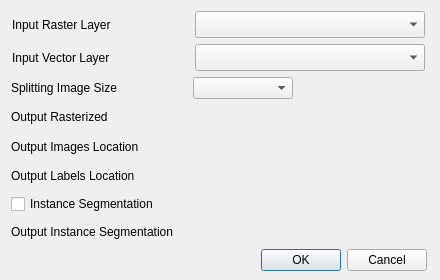
First picture: the form in deep-learning-datasets-maker/split_rs_data_dialog_base.ui, repository deepbands/deep-learning-datasets-maker, before the edit.
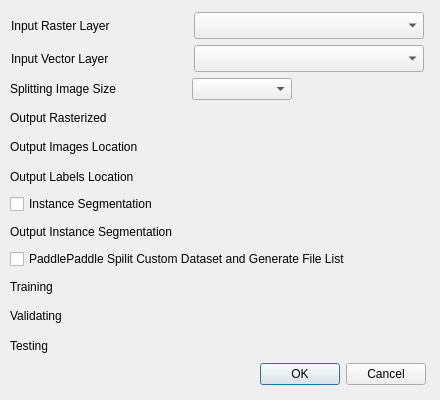
Second picture: the form after the edit. Custom widgets are drawn as their Qt base class.

Commit message: implement paddlepaddle splitting datasets list

```diff
--- a/deep-learning-datasets-maker/split_rs_data_dialog_base.ui
+++ b/deep-learning-datasets-maker/split_rs_data_dialog_base.ui
@@ -7,7 +7,7 @@
     <x>0</x>
     <y>0</y>
     <width>440</width>
-    <height>280</height>
+    <height>400</height>
    </rect>
   </property>
   <property name="sizePolicy">
@@ -31,13 +31,13 @@
   <property name="windowTitle">
    <string>Deep Learning Datasets Maker</string>
   </property>
-  <widget class="QWidget" name="">
+  <widget class="QWidget" name="layoutWidget">
    <property name="geometry">
     <rect>
-     <x>11</x>
-     <y>11</y>
+     <x>10</x>
+     <y>12</y>
      <width>416</width>
-     <height>260</height>
+     <height>373</height>
     </rect>
    </property>
    <layout class="QVBoxLayout" name="verticalLayout">
@@ -322,6 +322,115 @@
       </item>
      </layout>
     </item>
+    <item>
+     <widget class="QCheckBox" name="checkBoxPaddle">
+      <property name="enabled">
+       <bool>true</bool>
+      </property>
+      <property name="text">
+       <string>PaddlePaddle Spilit Custom Dataset and Generate File List</string>
+      </property>
+     </widget>
+    </item>
+    <item>
+     <layout class="QHBoxLayout" name="horizontalLayout_8">
+      <item>
+       <widget class="QLabel" name="label_8">
+        <property name="enabled">
+         <bool>true</bool>
+        </property>
+        <property name="minimumSize">
+         <size>
+          <width>176</width>
+          <height>0</height>
+         </size>
+        </property>
+        <property name="maximumSize">
+         <size>
+          <width>176</width>
+          <height>16777215</height>
+         </size>
+        </property>
+        <property name="text">
+         <string>Training</string>
+        </property>
+       </widget>
+      </item>
+      <item>
+       <widget class="QgsOpacityWidget" name="mOpacityWidget_Training">
+        <property name="enabled">
+         <bool>true</bool>
+        </property>
+        <property name="opacity">
+         <double>0.600000000000000</double>
+        </property>
+       </widget>
+      </item>
+     </layout>
+    </item>
+    <item>
+     <layout class="QHBoxLayout" name="horizontalLayout_9">
+      <item>
+       <widget class="QLabel" name="label_9">
+        <property name="minimumSize">
+         <size>
+          <width>176</width>
+          <height>0</height>
+         </size>
+        </property>
+        <property name="maximumSize">
+         <size>
+          <width>176</width>
+          <height>16777215</height>
+         </size>
+        </property>
+        <property name="text">
+         <string>Validating</string>
+        </property>
+       </widget>
+      </item>
+      <item>
+       <widget class="QgsOpacityWidget" name="mOpacityWidget_Validating">
+        <property name="opacity">
+         <double>0.200000000000000</double>
+        </property>
+       </widget>
+      </item>
+     </layout>
+    </item>
+    <item>
+     <layout class="QHBoxLayout" name="horizontalLayout_10">
+      <item>
+       <widget class="QLabel" name="label_10">
+        <property name="minimumSize">
+         <size>
+          <width>176</width>
+          <height>0</height>
+         </size>
+        </property>
+        <property name="maximumSize">
+         <size>
+          <width>176</width>
+          <height>16777215</height>
+         </size>
+        </property>
+        <property name="text">
+         <string>Testing</string>
+        </property>
+       </widget>
+      </item>
+      <item>
+       <widget class="QgsOpacityWidget" name="mOpacityWidget_Testing">
+        <property name="enabled">
+         <bool>false</bool>
+        </property>
+        <property name="opacity">
+         <double>0.200000000000000</double>
+        </property>
+       </widget>
+      </item>
+     </layout>
+    </item>
     <item>
      <widget class="QDialogButtonBox" name="button_box">
       <property name="orientation">
@@ -346,6 +455,11 @@
    <extends>QComboBox</extends>
    <header>qgsmaplayercombobox.h</header>
   </customwidget>
+  <customwidget>
+   <class>QgsOpacityWidget</class>
+   <extends>QWidget</extends>
+   <header>qgsopacitywidget.h</header>
+  </customwidget>
  </customwidgets>
  <resources/>
  <connections>
```
The commit also changes 4 other files.
